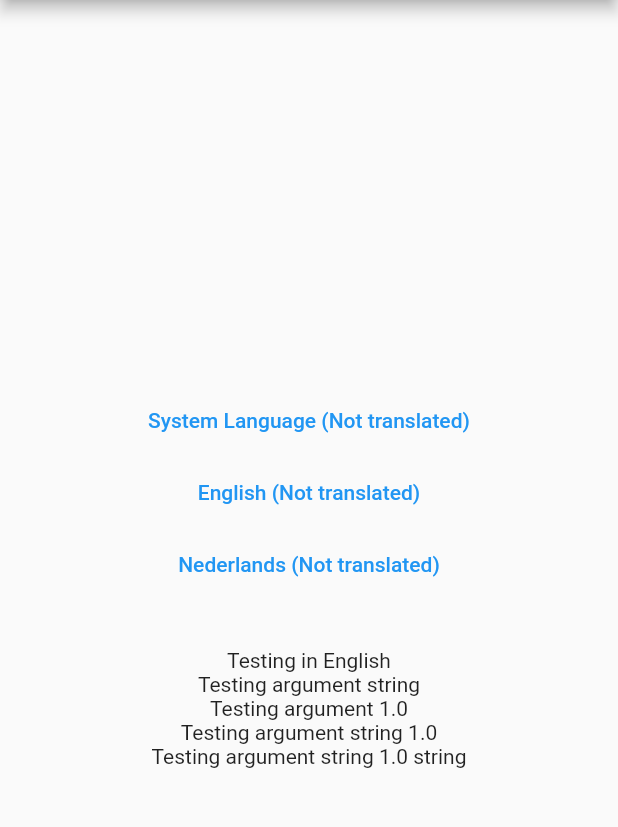
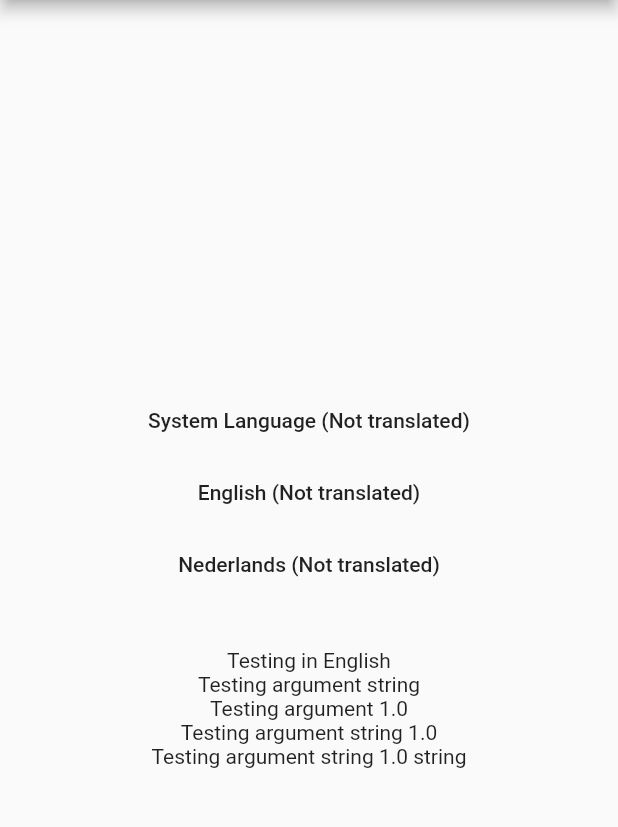
Before and after one commit to icapps/flutter-icapps-translations, a Flutter app: the screen it shows after launch, on a phone screen of 412 x 824 dp, the part 84-911 px from its top. Run offline on Flutter 3.47's test engine with Material 2 defaults, Android fonts, the phone set to English and light mode, and no system bars; our stand-ins replace shared_preferences; project files that could hold a hidden picture were left out.

Commit message:
Fixed some ui in the homescreen

```diff
--- a/example/lib/screen/home_screen.dart
+++ b/example/lib/screen/home_screen.dart
@@ -10,22 +10,23 @@ class HomeScreen extends StatelessWidget {
       appBar: AppBar(
         title: const Text('icapps translations'),
         backgroundColor: Colors.black45,
+        brightness: Brightness.dark,
       ),
       body: Center(
         child: Column(
           mainAxisAlignment: MainAxisAlignment.center,
           children: [
-            TextButton(
+            MaterialButton(
               child: const Text('System Language (Not translated)'),
               onPressed: Provider.of<LocaleViewModel>(context)
                   .onSwitchToSystemLanguage,
             ),
-            TextButton(
+            MaterialButton(
               child: const Text('English (Not translated)'),
               onPressed:
                   Provider.of<LocaleViewModel>(context).onSwitchToEnglish,
             ),
-            TextButton(
+            MaterialButton(
               child: const Text('Nederlands (Not translated)'),
               onPressed: Provider.of<LocaleViewModel>(context).onSwitchToDutch,
             ),
```
